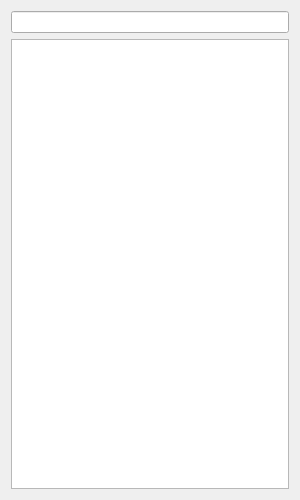
Above: ui/querydialog.ui from alenstar/youdao before the change. Below: the same form after it.
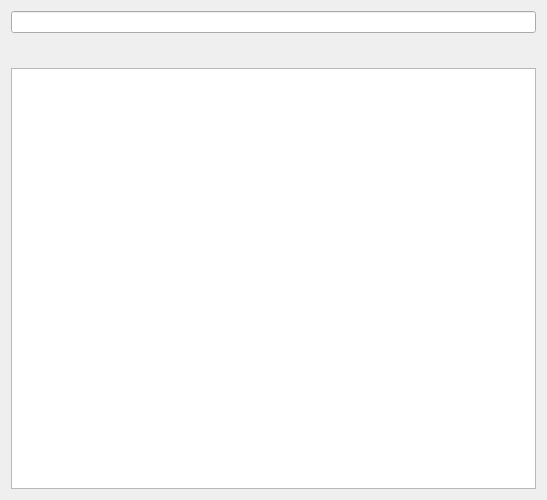
That is the form after the change. Icons and pictures are not drawn. Custom widgets are drawn as their Qt base class.

Diff of the .ui file:
```diff
--- a/ui/querydialog.ui
+++ b/ui/querydialog.ui
@@ -6,22 +6,61 @@
    <rect>
     <x>0</x>
     <y>0</y>
-    <width>300</width>
+    <width>547</width>
     <height>500</height>
    </rect>
   </property>
   <property name="windowTitle">
    <string>QueryDialog</string>
   </property>
-  <layout class="QGridLayout" name="gridLayout">
-   <item row="0" column="0">
-    <widget class="QLineEdit" name="lineEdit">
+  <property name="windowIcon">
+   <iconset resource="../res/mainwindow.qrc">
+    <normaloff>:/logo.png</normaloff>:/logo.png</iconset>
+  </property>
+  <layout class="QVBoxLayout" name="mainLayout">
+   <item>
+    <widget class="EnchancedLineEdit" name="lineEdit">
      <property name="readOnly">
       <bool>false</bool>
      </property>
     </widget>
    </item>
-   <item row="1" column="0">
+   <item>
+    <layout class="QHBoxLayout" name="horizontalLayout">
+     <item>
+      <widget class="QLabel" name="wordLab">
+       <property name="text">
+        <string/>
+       </property>
+      </widget>
+     </item>
+     <item>
+      <widget class="QPushButton" name="ukPhonetic">
+       <property name="text">
+        <string/>
+       </property>
+       <property name="flat">
+        <bool>true</bool>
+       </property>
+      </widget>
+     </item>
+     <item>
+      <widget class="QToolButton" name="phoneticBtn">
+       <property name="text">
+        <string/>
+       </property>
+       <property name="icon">
+        <iconset resource="../res/mainwindow.qrc">
+         <normaloff>:/audio-volume-high.png</normaloff>:/audio-volume-high.png</iconset>
+       </property>
+       <property name="autoRaise">
+        <bool>true</bool>
+       </property>
+      </widget>
+     </item>
+    </layout>
+   </item>
+   <item>
     <widget class="QTextBrowser" name="textBrowser">
      <property name="openExternalLinks">
       <bool>false</bool>
@@ -33,6 +72,15 @@
    </item>
   </layout>
  </widget>
- <resources/>
+ <customwidgets>
+  <customwidget>
+   <class>EnchancedLineEdit</class>
+   <extends>QLineEdit</extends>
+   <header>lineedit/lineedit.h</header>
+  </customwidget>
+ </customwidgets>
+ <resources>
+  <include location="../res/mainwindow.qrc"/>
+ </resources>
  <connections/>
 </ui>
```
